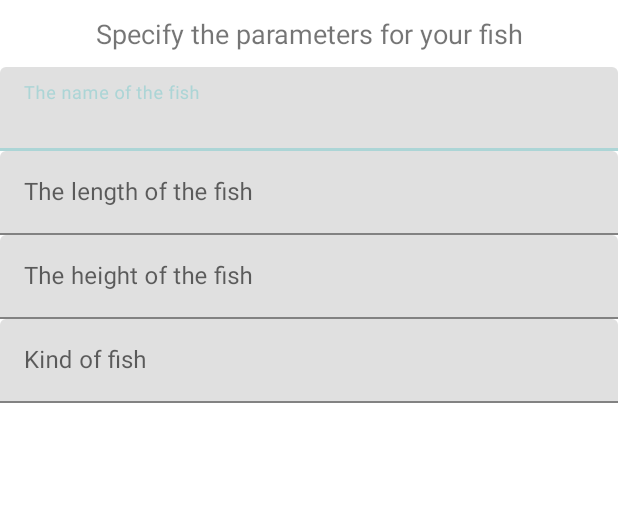
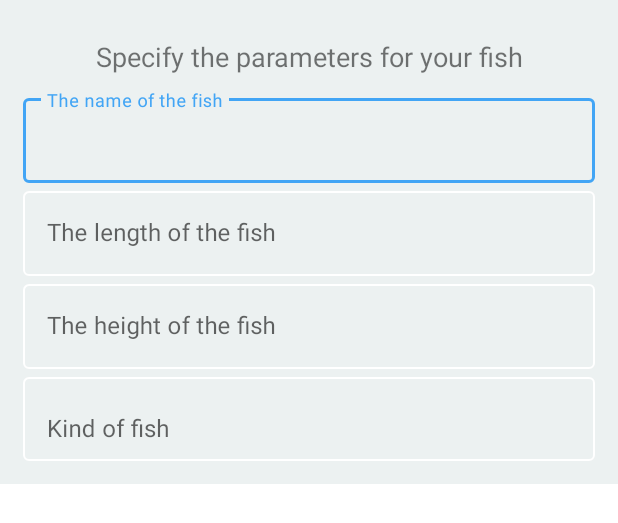
Before and after one commit to VolodyaRybakov/Test_app, an Android app: the layout add_fish_dialog.xml on its own in the app's theme, with its tools: preview values and no code run, on a phone screen of 412 x 824 dp. Shown: the top 523 px of the screen. Run offline under Robolectric (Android 15) with nearby library versions, the phone set to English and light mode, and no system bars.

Commit message:
update dialog

```diff
--- a/testapplication/src/main/res/layout/add_fish_dialog.xml
+++ b/testapplication/src/main/res/layout/add_fish_dialog.xml
@@ -2,8 +2,9 @@
 <androidx.constraintlayout.widget.ConstraintLayout xmlns:android="http://schemas.android.com/apk/res/android"
     xmlns:app="http://schemas.android.com/apk/res-auto"
     android:layout_width="match_parent"
+    android:padding="15dp"
+    android:background="@color/primaryLightColor"
     android:layout_height="wrap_content">
-
 
     <TextView
         android:id="@+id/dialog_header"
@@ -22,6 +23,9 @@
         android:layout_width="match_parent"
         android:layout_height="wrap_content"
         android:hint="@string/fish_name"
+        style="@style/Widget.MaterialComponents.TextInputLayout.OutlinedBox"
+        app:boxStrokeColor="@color/accent"
+        app:hintTextColor="@color/accent"
         app:layout_constraintEnd_toEndOf="parent"
         app:layout_constraintStart_toStartOf="parent"
         app:layout_constraintTop_toBottomOf="@+id/dialog_header">
@@ -39,6 +43,9 @@
         android:layout_height="wrap_content"
         android:hint="@string/fish_length"
         app:layout_constraintEnd_toEndOf="parent"
+        style="@style/Widget.MaterialComponents.TextInputLayout.OutlinedBox"
+        app:boxStrokeColor="@color/accent"
+        app:hintTextColor="@color/accent"
         app:layout_constraintStart_toStartOf="parent"
         app:layout_constraintTop_toBottomOf="@+id/tilFishName">
 
@@ -56,6 +63,9 @@
         android:layout_height="wrap_content"
         android:hint="@string/fish_height"
         app:layout_constraintEnd_toEndOf="parent"
+        style="@style/Widget.MaterialComponents.TextInputLayout.OutlinedBox"
+        app:boxStrokeColor="@color/accent"
+        app:hintTextColor="@color/accent"
         app:layout_constraintStart_toStartOf="parent"
         app:layout_constraintTop_toBottomOf="@+id/tilFishLength">
 
@@ -72,6 +82,9 @@
         android:layout_width="match_parent"
         android:layout_height="wrap_content"
         android:hint="@string/fish_kind"
+        style="@style/Widget.MaterialComponents.TextInputLayout.OutlinedBox"
+        app:boxStrokeColor="@color/accent"
+        app:hintTextColor="@color/accent"
         app:layout_constraintEnd_toEndOf="parent"
         app:layout_constraintStart_toStartOf="parent"
         app:layout_constraintTop_toBottomOf="@+id/tilFishHeigth">
```
